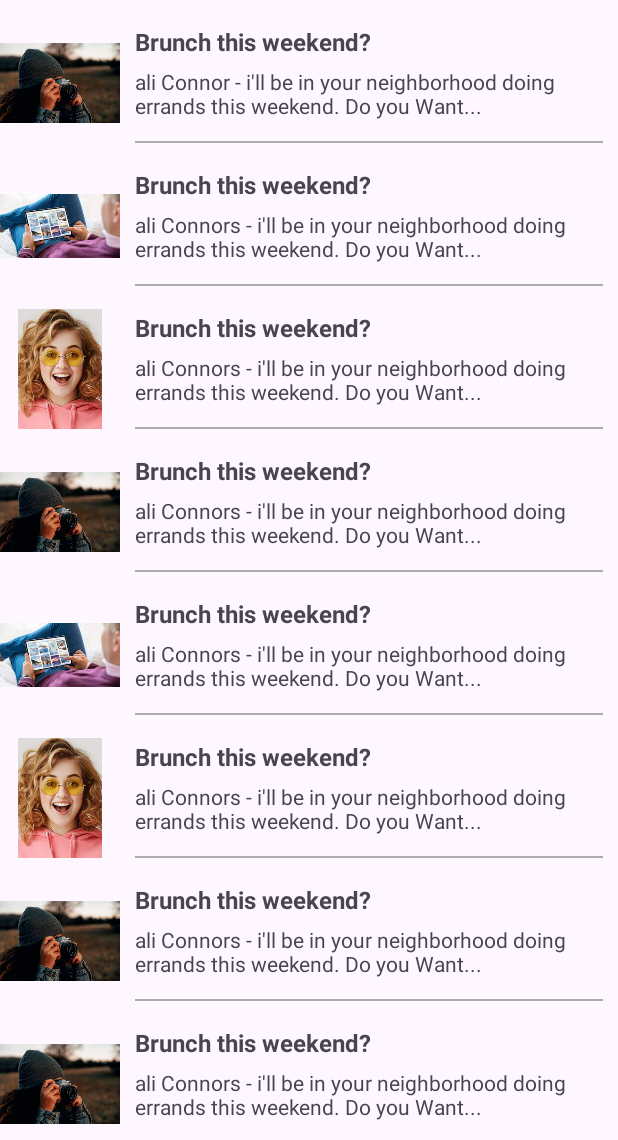
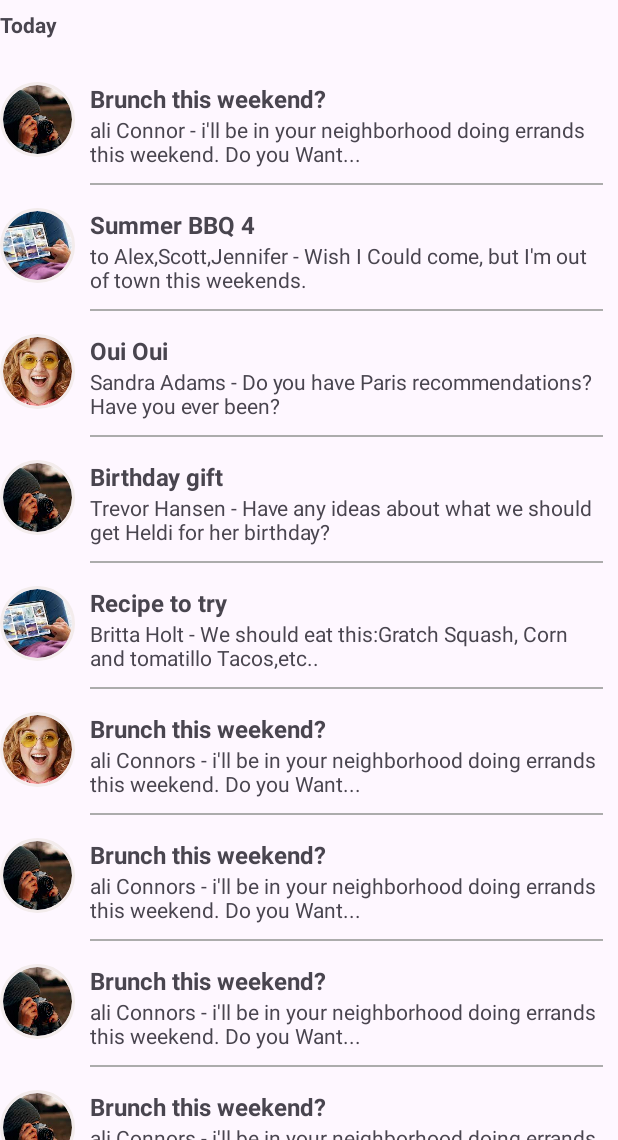
Before and after one commit to PanchalAnsh/TestApp, an Android app: the InboxMailFragment screen opened directly, with no data from a screen before it, on a phone screen of 412 x 824 dp, the part 96-1236 px from its top. Run offline under Robolectric (Android 15) with nearby library versions, the phone set to English and light mode, and no system bars; our stand-ins replace CircleImageView, sdp/ssp sizes.

Commit message:
Circular Image view Done and Some minor changes commit

```diff
--- a/app/build.gradle
+++ b/app/build.gradle
@@ -38,4 +38,7 @@ dependencies {
     androidTestImplementation 'androidx.test.espresso:espresso-core:3.5.1'
     implementation 'com.intuit.sdp:sdp-android:1.1.0'
     implementation 'com.intuit.ssp:ssp-android:1.1.0'
+
+    //Dependency for circular Image View
+    implementation 'de.hdodenhof:circleimageview:3.1.0'
 }
--- a/app/src/main/java/com/example/testapp/Adapter/InboxAdapter.java
+++ b/app/src/main/java/com/example/testapp/Adapter/InboxAdapter.java
@@ -10,7 +10,7 @@ import android.widget.TextView;
 import androidx.annotation.NonNull;
 import androidx.recyclerview.widget.RecyclerView;
 
-import com.example.testapp.InboxModel;
+import com.example.testapp.Models.InboxModel;
 import com.example.testapp.R;
 
 import java.util.ArrayList;
@@ -52,7 +52,7 @@ public class InboxAdapter extends RecyclerView.Adapter<InboxAdapter.viewholder>
 
             txtshrotmsg = itemView.findViewById(R.id.txtshrotmasg);
             txtmsg = itemView.findViewById(R.id.txtmsg);
-            imageView = itemView.findViewById(R.id.img);
+            imageView = itemView.findViewById(R.id.profile_image);
         }
     }
 }
--- a/app/src/main/java/com/example/testapp/Fragment/InboxMailFragment.java
+++ b/app/src/main/java/com/example/testapp/Fragment/InboxMailFragment.java
@@ -11,7 +11,7 @@ import android.view.View;
 import android.view.ViewGroup;
 
 import com.example.testapp.Adapter.InboxAdapter;
-import com.example.testapp.InboxModel;
+import com.example.testapp.Models.InboxModel;
 import com.example.testapp.R;
 
 import java.util.ArrayList;
@@ -30,10 +30,10 @@ public class InboxMailFragment extends Fragment {
         recyclerView.setLayoutManager(new LinearLayoutManager(getContext()));
 
         arrayList.add(new InboxModel(R.drawable.one,"Brunch this weekend?","ali Connor - i'll be in your neighborhood doing errands this weekend. Do you Want..."));
-        arrayList.add(new InboxModel(R.drawable.two,"Brunch this weekend?","ali Connors - i'll be in your neighborhood doing errands this weekend. Do you Want..."));
-        arrayList.add(new InboxModel(R.drawable.three,"Brunch this weekend?","ali Connors - i'll be in your neighborhood doing errands this weekend. Do you Want..."));
-        arrayList.add(new InboxModel(R.drawable.one,"Brunch this weekend?","ali Connors - i'll be in your neighborhood doing errands this weekend. Do you Want..."));
-        arrayList.add(new InboxModel(R.drawable.two,"Brunch this weekend?","ali Connors - i'll be in your neighborhood doing errands this weekend. Do you Want..."));
+        arrayList.add(new InboxModel(R.drawable.two,"Summer BBQ 4","to Alex,Scott,Jennifer - Wish I Could come, but I'm out of town this weekends."));
+        arrayList.add(new InboxModel(R.drawable.three,"Oui Oui","Sandra Adams - Do you have Paris recommendations? Have you ever been?"));
+        arrayList.add(new InboxModel(R.drawable.one,"Birthday gift","Trevor Hansen - Have any ideas about what we should get Heldi for her birthday?"));
+        arrayList.add(new InboxModel(R.drawable.two,"Recipe to try","Britta Holt - We should eat this:Gratch Squash, Corn and tomatillo Tacos,etc.."));
         arrayList.add(new InboxModel(R.drawable.three,"Brunch this weekend?","ali Connors - i'll be in your neighborhood doing errands this weekend. Do you Want..."));
         arrayList.add(new InboxModel(R.drawable.one,"Brunch this weekend?","ali Connors - i'll be in your neighborhood doing errands this weekend. Do you Want..."));
         arrayList.add(new InboxModel(R.drawable.one,"Brunch this weekend?","ali Connors - i'll be in your neighborhood doing errands this weekend. Do you Want..."));
--- a/app/src/main/java/com/example/testapp/InboxModel.java
+++ b/app/src/main/java/com/example/testapp/Models/InboxModel.java
@@ -1,4 +1,4 @@
-package com.example.testapp;
+package com.example.testapp.Models;
 
 public class InboxModel {
     int img;
--- a/app/src/main/res/layout/fragment_inbox_mail.xml
+++ b/app/src/main/res/layout/fragment_inbox_mail.xml
@@ -5,9 +5,21 @@
     android:layout_height="match_parent"
     tools:context=".Fragment.InboxMailFragment">
 
+<TextView
+    android:id="@+id/todaytext"
+    android:layout_width="match_parent"
+    android:layout_height="wrap_content"
+    android:text="Today"
+    android:textStyle="bold"
+    android:layout_marginTop="@dimen/_5sdp"
+    ></TextView>
+
+
     <androidx.recyclerview.widget.RecyclerView
         android:id="@+id/inboxrecycler"
         android:layout_width="match_parent"
-        android:layout_height="wrap_content"/>
+        android:layout_height="wrap_content"
+        android:layout_marginTop="@dimen/_30sdp"
+        />
 
 </FrameLayout>
--- a/app/src/main/res/layout/inbox_row.xml
+++ b/app/src/main/res/layout/inbox_row.xml
@@ -6,15 +6,18 @@
     android:orientation="horizontal"
     android:layout_marginTop="15dp">
 
-    <ImageView
-        android:id="@+id/img"
-        android:layout_width="80dp"
-        android:layout_height="80dp"
-        android:src="@drawable/one"/>
+    <de.hdodenhof.circleimageview.CircleImageView
+        xmlns:app="http://schemas.android.com/apk/res-auto"
+        android:id="@+id/profile_image"
+        android:layout_width="50dp"
+        android:layout_height="50dp"
+        android:src="@drawable/one"
+        app:civ_border_width="2dp"
+        app:civ_border_color="#F3ECEC"/>
 
     <LinearLayout
         android:layout_width="match_parent"
-        android:layout_height="match_parent"
+        android:layout_height="wrap_content"
         android:orientation="vertical"
         android:layout_marginStart="10dp"
         android:layout_marginEnd="10dp">
```
